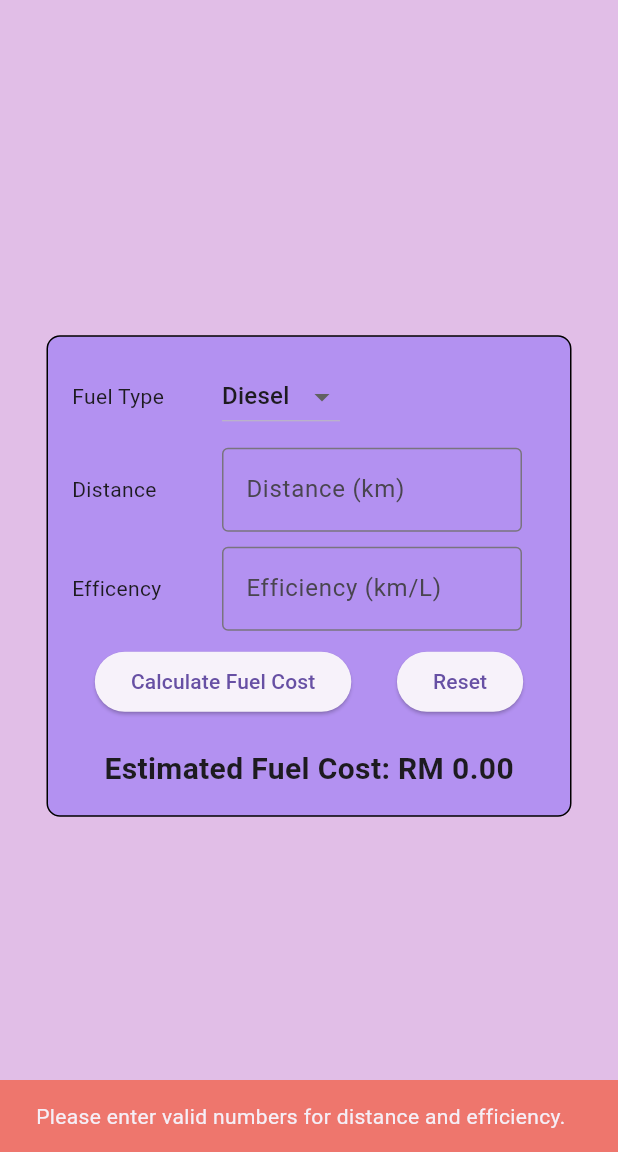
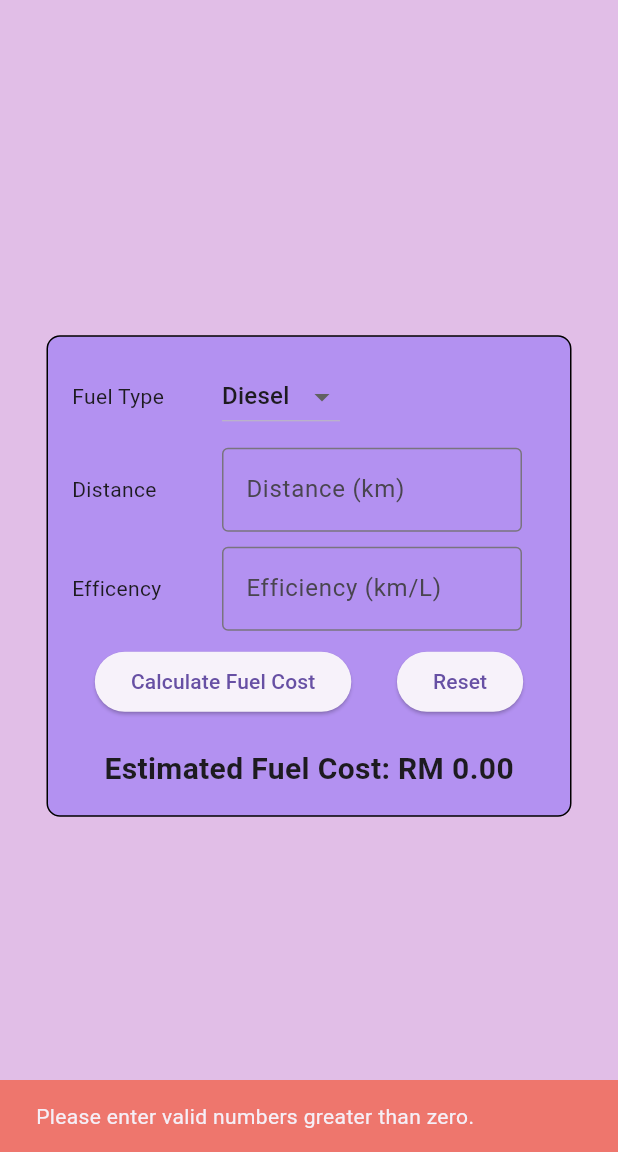
Before and after one commit to maithillypartiban23/Fuel_Cost_Estimator, a Flutter app: the screen it shows after launch, after a tap on "Calculate Fuel Cost", on a phone screen of 412 x 824 dp, the part 84-1236 px from its top. Run offline on Flutter 3.47's test engine with Material 3 defaults, Android fonts, the phone set to English and light mode, and no system bars.

Commit message:
Update fuelcalculator.dart

```diff
--- a/lib/fuelcalculator.dart
+++ b/lib/fuelcalculator.dart
@@ -141,34 +141,21 @@ class _FuelCostCalcScreenState extends State<FuelCostCalcScreen>
 
  // Auto fuel price calculation based on Malaysian pricing
   void calculateFuelCost(String fuelType) {
-    double? distance = double.tryParse(distanceController.text);
-    double? efficiency = double.tryParse(efficiencyController.text);
 
-// If no input is entered by the user
-    if (distance == null || efficiency == null) {
+ // Parse inputs , value will be default to 0 if invalid
+  double distance = double.tryParse(distanceController.text) ?? 0;
+  double efficiency = double.tryParse(efficiencyController.text) ?? 0;
+
+// If the number is less than 0 or invalid, an error message will be produced.
+  if (distance <= 0 || efficiency <= 0) {
     ScaffoldMessenger.of(context).showSnackBar(
-        SnackBar(
-          content:
-              Text('Please enter valid numbers for distance and efficiency.'),
+      const SnackBar(
+        content: Text('Please enter valid numbers greater than zero.'),
         backgroundColor: Color.fromARGB(255, 238, 118, 109),
         duration: Duration(seconds: 2),
       ),
     );
 
-      setState(() {
-        fuelcost = 0.0;
-      });
-      return;
-    }
-
-    if (distance <= 0 || efficiency <= 0) {
-      ScaffoldMessenger.of(context).showSnackBar(
-        SnackBar(
-          content: Text('Values must be greater than zero.'),
-          backgroundColor: Color.fromARGB(255, 238, 118, 109),
-          duration: Duration(seconds: 2),
-        ),
-      );
     setState(() {
       fuelcost = 0.0;
     });
@@ -196,4 +183,5 @@ class _FuelCostCalcScreenState extends State<FuelCostCalcScreen>
       fuelcost = cost;
     });
   }
+
 }
```
Lines whose indentation alone changed are shown as unchanged.
